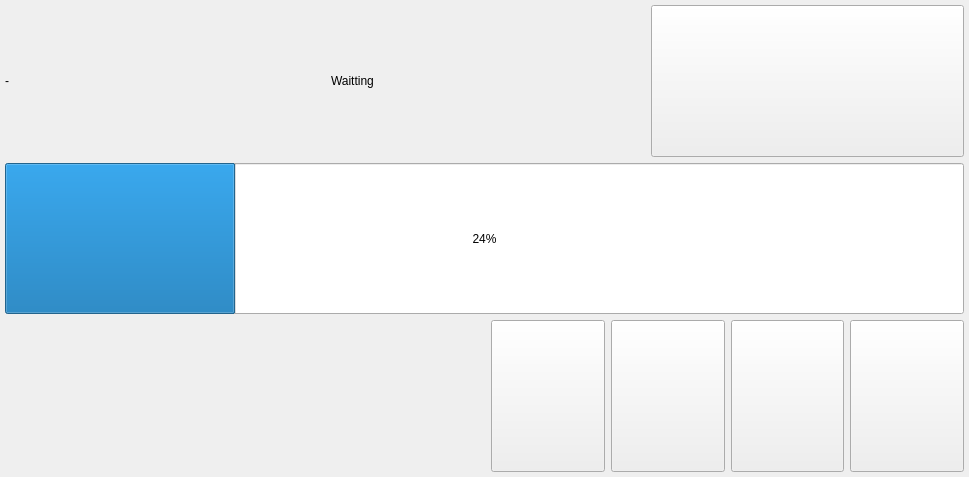
Old version of the form sVanilla/src/ClientUi/Download/DownloadingListWidget.ui in the repository WangPengZhan/sVanilla.
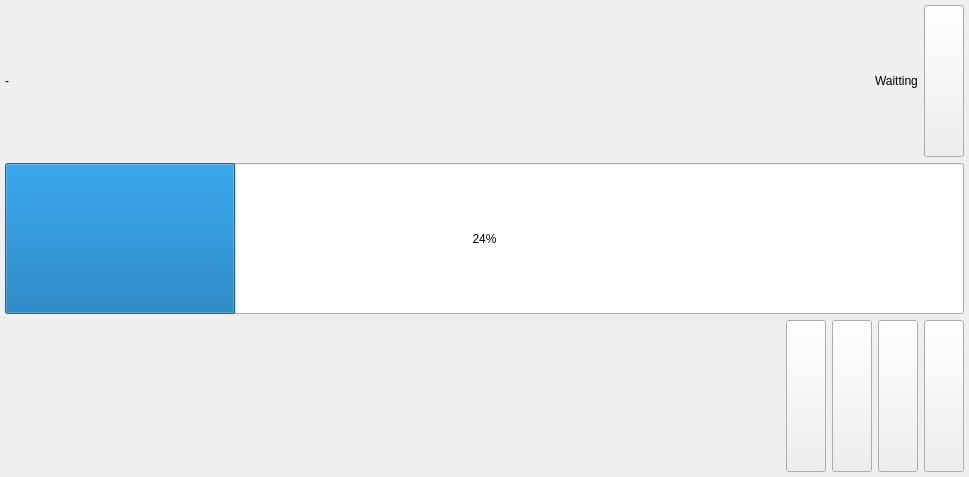
New version of the form.

```diff
--- a/sVanilla/src/ClientUi/Download/DownloadingListWidget.ui
+++ b/sVanilla/src/ClientUi/Download/DownloadingListWidget.ui
@@ -56,6 +56,12 @@
         <property name="orientation">
          <enum>Qt::Horizontal</enum>
         </property>
+        <property name="sizeHint" stdset="0">
+         <size>
+          <width>0</width>
+          <height>0</height>
+         </size>
+        </property>
        </spacer>
       </item>
       <item>
@@ -142,6 +148,12 @@
         <property name="orientation">
          <enum>Qt::Horizontal</enum>
         </property>
+        <property name="sizeHint" stdset="0">
+         <size>
+          <width>0</width>
+          <height>0</height>
+         </size>
+        </property>
        </spacer>
       </item>
       <item>
```
